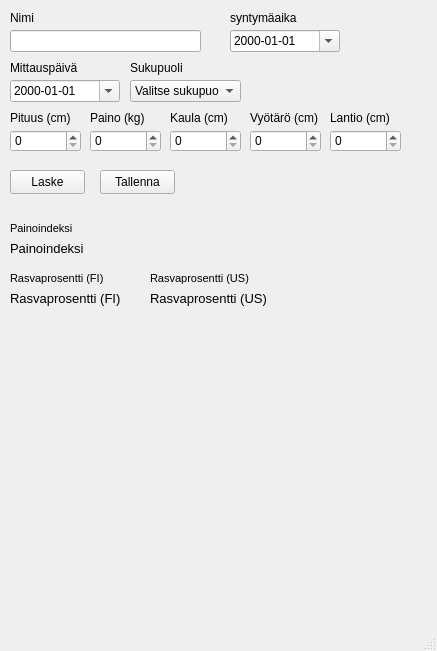
Above: main.ui from TimoKuukka/FitnessGUI before the change. Below: the same form after it.
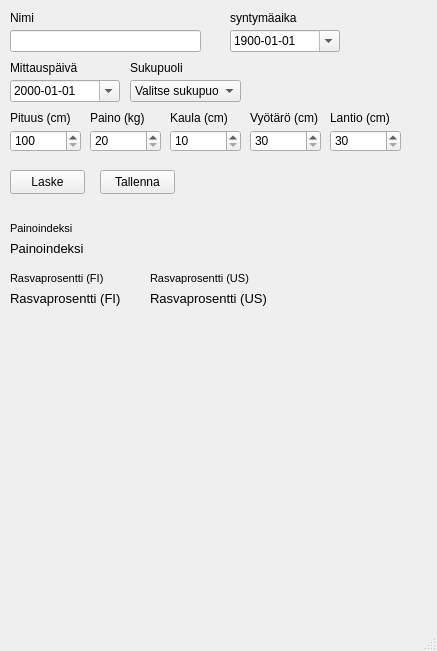
That is the form after the change.

What changed in the file:
```diff
--- a/main.ui
+++ b/main.ui
@@ -111,9 +111,15 @@
       <height>22</height>
      </rect>
     </property>
+    <property name="minimum">
+     <number>100</number>
+    </property>
     <property name="maximum">
      <number>250</number>
     </property>
+    <property name="value">
+     <number>100</number>
+    </property>
    </widget>
    <widget class="QSpinBox" name="weightSpinBox">
     <property name="geometry">
@@ -124,6 +130,9 @@
       <height>22</height>
      </rect>
     </property>
+    <property name="minimum">
+     <number>20</number>
+    </property>
     <property name="maximum">
      <number>250</number>
     </property>
@@ -163,6 +172,9 @@
       <height>22</height>
      </rect>
     </property>
+    <property name="minimum">
+     <number>10</number>
+    </property>
    </widget>
    <widget class="QSpinBox" name="waistSpinBox">
     <property name="geometry">
@@ -173,6 +185,9 @@
       <height>22</height>
      </rect>
     </property>
+    <property name="minimum">
+     <number>30</number>
+    </property>
     <property name="maximum">
      <number>200</number>
     </property>
@@ -238,9 +253,15 @@
       <height>22</height>
      </rect>
     </property>
+    <property name="minimum">
+     <number>30</number>
+    </property>
     <property name="maximum">
      <number>200</number>
     </property>
+    <property name="value">
+     <number>30</number>
+    </property>
    </widget>
    <widget class="QLabel" name="hipsLabel">
     <property name="geometry">
@@ -401,6 +422,16 @@
     <property name="locale">
      <locale language="Finnish" country="Finland"/>
     </property>
+    <property name="dateTime">
+     <datetime>
+      <hour>0</hour>
+      <minute>0</minute>
+      <second>0</second>
+      <year>1900</year>
+      <month>1</month>
+      <day>1</day>
+     </datetime>
+    </property>
     <property name="displayFormat">
      <string>yyyy-MM-dd</string>
     </property>
```
Left out of the diff: 3 changed lines with no effect on the pictures.
